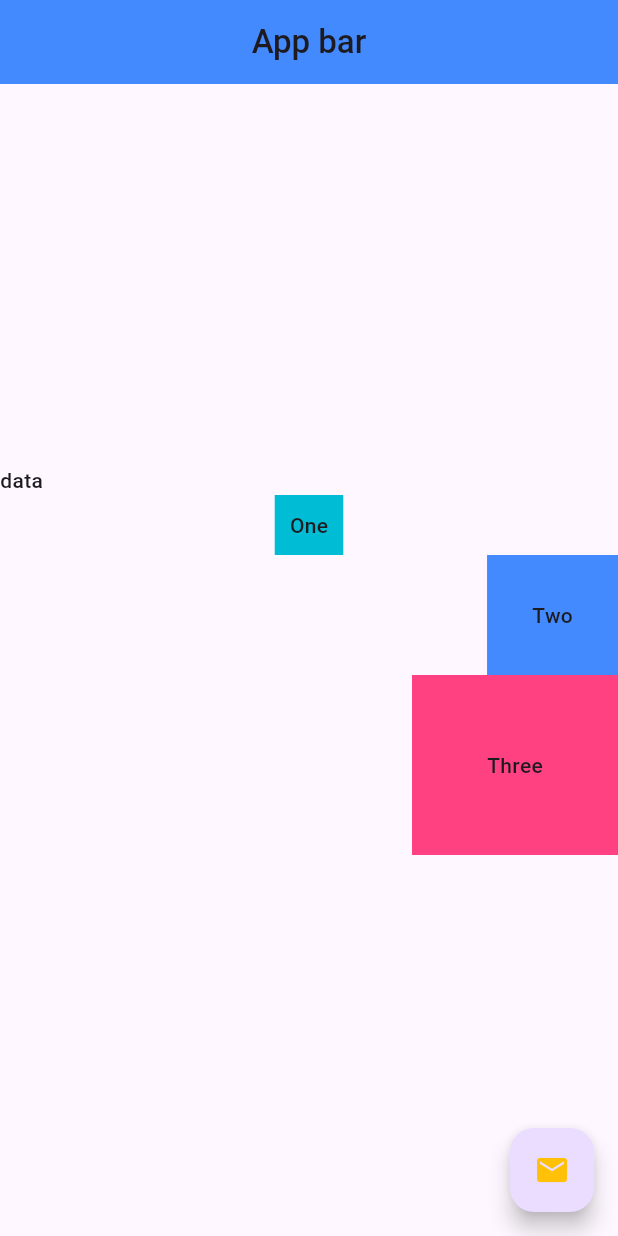
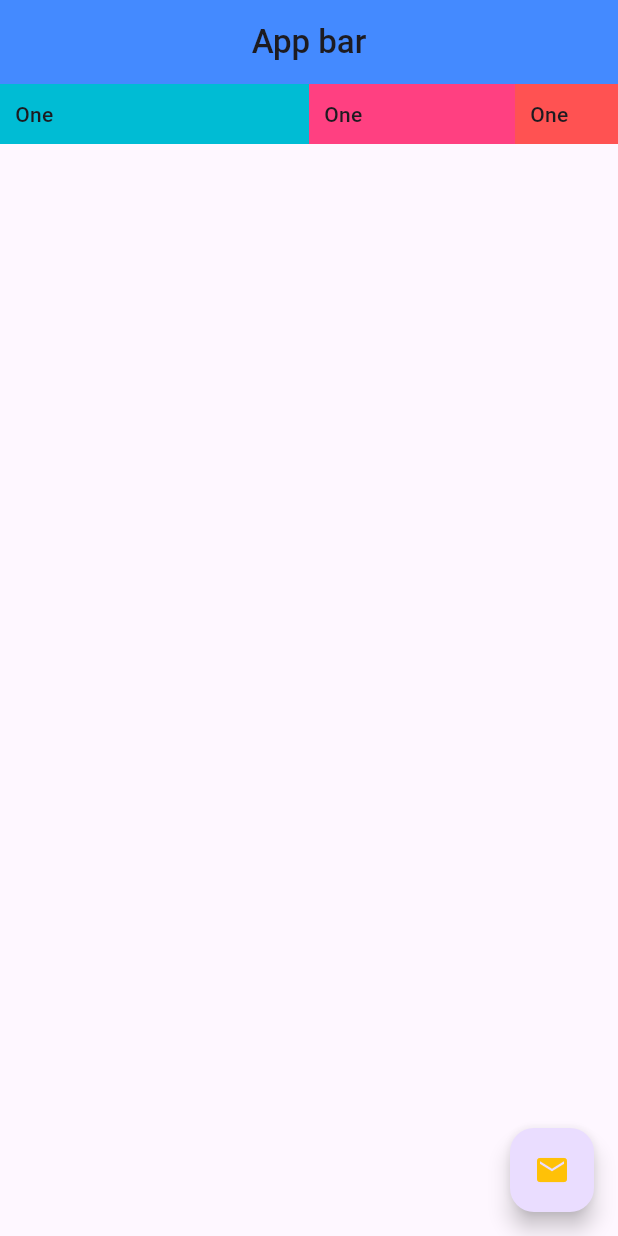
Before and after one commit to lebatung/Starter-Flutter-App, a Flutter app: the screen it shows after launch, on a phone screen of 412 x 824 dp. Run offline on Flutter 3.47's test engine with Material 3 defaults, Android fonts, the phone set to English and light mode, and no system bars.

Commit message:
Expanded Widget

```diff
--- a/lib/main.dart
+++ b/lib/main.dart
@@ -1,8 +1,8 @@
 import 'package:flutter/material.dart';
 
 void main() => runApp(MaterialApp(
-  home: Home(),
-));
+      home: Home(),
+    ));
 
 class Home extends StatelessWidget {
   @override
@@ -18,31 +18,33 @@ class Home extends StatelessWidget {
         centerTitle: true,
         backgroundColor: Colors.blueAccent,
       ),
-      body: Column(
+      body: Row(
         mainAxisAlignment: MainAxisAlignment.center,
         crossAxisAlignment: CrossAxisAlignment.end,
         children: <Widget>[
-          Row(
-            children: <Widget>[
-              Text('data'),
-            ],
-          ),
-          Center(
+          Expanded(
+            flex: 3,
             child: Container(
               padding: EdgeInsets.all(10.0),
               color: Colors.cyan,
               child: Text('One'),
             ),
           ),
-          Container(
-            padding: EdgeInsets.all(30.0),
-            color: Colors.blueAccent,
-            child: Text('Two'),
+          Expanded(
+            flex: 2,
+            child: Container(
+              padding: EdgeInsets.all(10.0),
+              color: Colors.pinkAccent,
+              child: Text('One'),
+            ),
           ),
-          Container(
-            padding: EdgeInsets.all(50.0),
-            color: Colors.pinkAccent,
-            child: Text('Three'),
+          Expanded(
+            flex: 1,
+            child: Container(
+              padding: EdgeInsets.all(10.0),
+              color: Colors.redAccent,
+              child: Text('One'),
+            ),
           ),
         ],
       ),
@@ -58,7 +60,6 @@ class Home extends StatelessWidget {
             Icons.mail,
             color: Colors.amber,
           ),
-
         ),
       ),
     );
```
